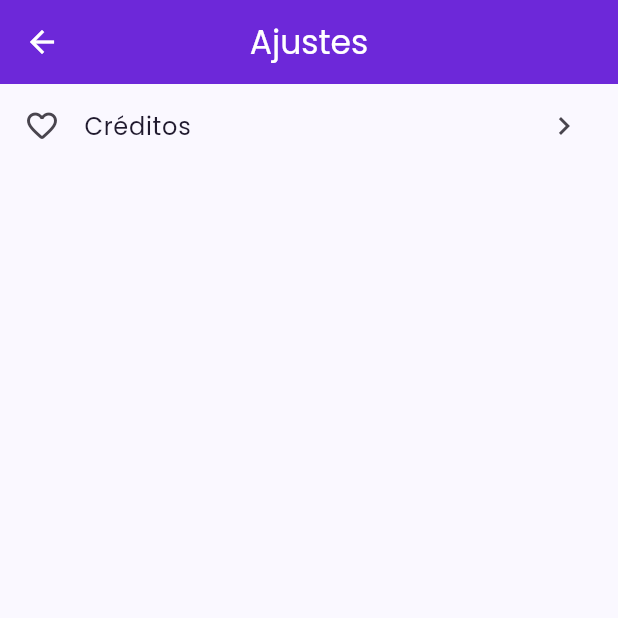
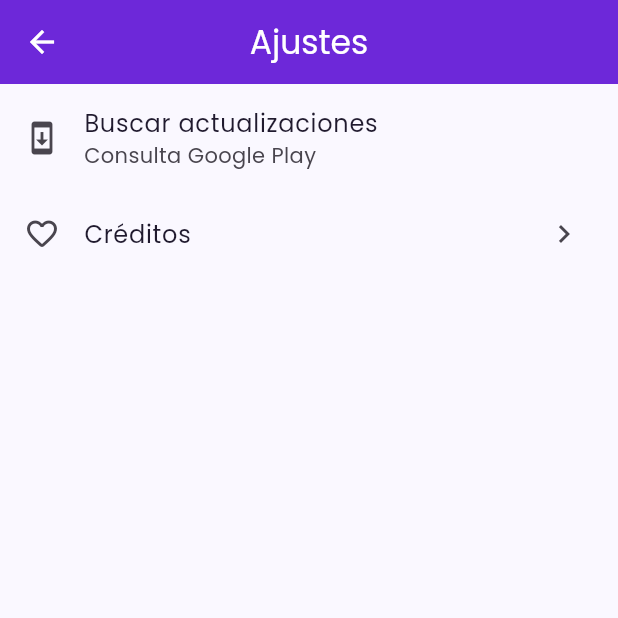
Before and after one commit to jorarmarfin/cuotiva, a Flutter app: the screen it shows after launch, after a tap on the "settings" icon, on a phone screen of 412 x 824 dp, the top half of it. Run offline on Flutter 3.47's test engine with Material 3 defaults, Android fonts, the phone set to English and light mode, and no system bars; our stand-ins replace animate_do, drift, drift_flutter, flutter_riverpod, go_router, google_fonts and 2 more; missing offline and left inert: in_app_update; accounts and stored records are empty; generated files the repository leaves out were written again.

Commit message:
feat(update): actualización automática con in_app_update (flexible) y botón en Ajustes
Co-Authored-By: Claude Sonnet 5.5 <noreply@anthropic.com>

```diff
--- a/lib/app/app.dart
+++ b/lib/app/app.dart
@@ -1,16 +1,40 @@
+import 'dart:async';
+
 import 'package:flutter/material.dart';
 import 'package:flutter_localizations/flutter_localizations.dart';
 
 import '../core/constants/app_constants.dart';
 import '../core/router/app_router.dart';
 import '../core/theme/app_theme.dart';
+import '../core/update/app_update_service.dart';
 
-class CuotivaApp extends StatelessWidget {
+class CuotivaApp extends StatefulWidget {
   const CuotivaApp({super.key});
+
+  @override
+  State<CuotivaApp> createState() => _CuotivaAppState();
+}
+
+class _CuotivaAppState extends State<CuotivaApp> {
+  @override
+  void initState() {
+    super.initState();
+    // Tras el primer frame, sin bloquear el arranque.
+    WidgetsBinding.instance.addPostFrameCallback((_) {
+      unawaited(AppUpdateService.instance.checkAndDownload());
+    });
+  }
+
+  @override
+  void dispose() {
+    AppUpdateService.instance.dispose();
+    super.dispose();
+  }
 
   @override
   Widget build(BuildContext context) {
     return MaterialApp.router(
+      scaffoldMessengerKey: rootMessengerKey,
       title: AppConstants.appName,
       debugShowCheckedModeBanner: false,
       theme: AppTheme.light,
--- /dev/null
+++ b/lib/core/update/app_update_service.dart
@@ -0,0 +1,79 @@
+import 'dart:async';
+import 'dart:io';
+
+import 'package:flutter/material.dart';
+import 'package:in_app_update/in_app_update.dart';
+
+/// Messenger global para mostrar avisos desde servicios sin `BuildContext`.
+final rootMessengerKey = GlobalKey<ScaffoldMessengerState>();
+
+/// Actualización flexible de Google Play (solo Android). Al publicar una
+/// versión nueva, Play la detecta en el siguiente arranque; se descarga en
+/// segundo plano y se pide reiniciar para instalarla.
+///
+/// Privacidad: solo consulta a Google Play del dispositivo; Cuotiva no envía
+/// datos propios a ningún servicio.
+class AppUpdateService {
+  AppUpdateService._();
+
+  static final AppUpdateService instance = AppUpdateService._();
+
+  StreamSubscription<InstallStatus>? _subscription;
+
+  /// No bloqueante: si Play Services no está disponible (emulador, instalación
+  /// manual de APK, desarrollo local) falla en silencio y no rompe el arranque.
+  /// Con [manual] = true informa el resultado al usuario.
+  Future<void> checkAndDownload({bool manual = false}) async {
+    if (!Platform.isAndroid) return;
+
+    try {
+      final info = await InAppUpdate.checkForUpdate();
+      if (info.updateAvailability != UpdateAvailability.updateAvailable) {
+        if (manual) _toast('Cuotiva está actualizada.');
+        return;
+      }
+      if (!info.flexibleUpdateAllowed) {
+        if (manual) _toast('Hay una versión nueva en Google Play.');
+        return;
+      }
+
+      final result = await InAppUpdate.startFlexibleUpdate();
+      if (result != AppUpdateResult.success) return;
+      if (manual) _toast('Descargando actualización…');
+
+      // startFlexibleUpdate() termina cuando la descarga *empieza*: hay que
+      // escuchar el stream y recién al terminar pedir el reinicio.
+      await _subscription?.cancel();
+      _subscription = InAppUpdate.installUpdateListener.listen((status) {
+        if (status == InstallStatus.downloaded) _promptRestart();
+      });
+    } catch (_) {
+      if (manual) {
+        _toast(
+          'No se pudo buscar actualizaciones (requiere instalación desde Google Play).',
+        );
+      }
+    }
+  }
+
+  void _toast(String msg) =>
+      rootMessengerKey.currentState?.showSnackBar(SnackBar(content: Text(msg)));
+
+  void _promptRestart() {
+    rootMessengerKey.currentState?.showSnackBar(
+      const SnackBar(
+        duration: Duration(days: 1),
+        content: Text('Hay una actualización lista para instalar.'),
+        action: SnackBarAction(
+          label: 'REINICIAR',
+          onPressed: InAppUpdate.completeFlexibleUpdate,
+        ),
+      ),
+    );
+  }
+
+  void dispose() {
+    _subscription?.cancel();
+    _subscription = null;
+  }
+}
--- a/lib/features/settings/presentation/screens/settings_screen.dart
+++ b/lib/features/settings/presentation/screens/settings_screen.dart
@@ -1,5 +1,7 @@
 import 'package:flutter/material.dart';
 import 'package:go_router/go_router.dart';
+
+import '../../../../core/update/app_update_service.dart';
 
 class SettingsScreen extends StatelessWidget {
   const SettingsScreen({super.key});
@@ -12,6 +14,13 @@ class SettingsScreen extends StatelessWidget {
         children: [
           // TODO: PIN/biometría, notificaciones, respaldos (Fase 4)
           ListTile(
+            leading: const Icon(Icons.system_update_outlined),
+            title: const Text('Buscar actualizaciones'),
+            subtitle: const Text('Consulta Google Play'),
+            onTap: () =>
+                AppUpdateService.instance.checkAndDownload(manual: true),
+          ),
+          ListTile(
             leading: const Icon(Icons.favorite_outline_rounded),
             title: const Text('Créditos'),
             trailing: const Icon(Icons.chevron_right),
```
Also changed, not shown: 2 other files.
